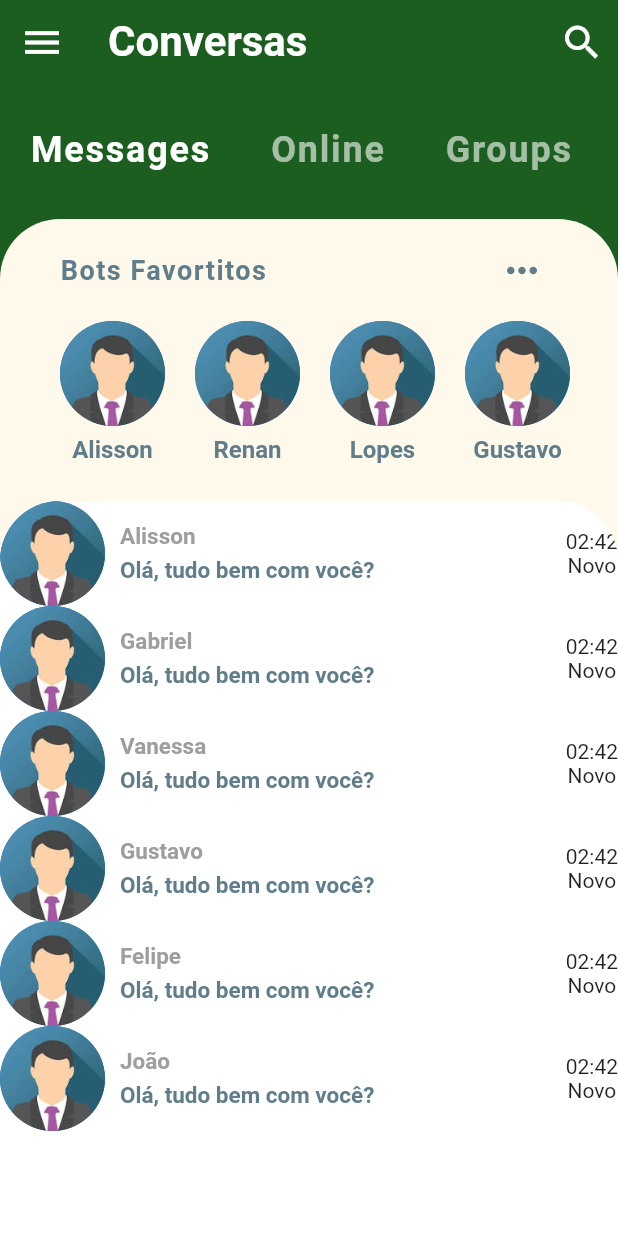
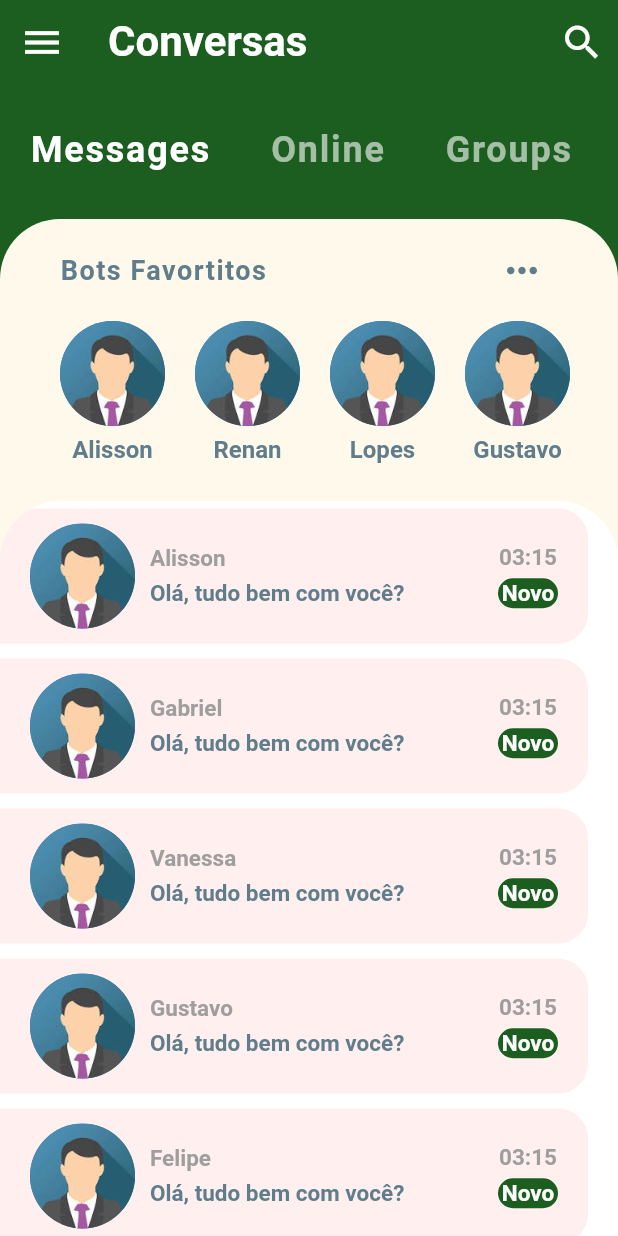
Before and after one commit to exceptionai/mobo, a Flutter app: the screen it shows after launch, on a phone screen of 412 x 824 dp. Run offline on Flutter 3.47's test engine with Material 2 defaults, Android fonts, the phone set to English and light mode, and no system bars.

Commit message:
Finalizando o layout da homePage

```diff
--- a/lib/main.dart
+++ b/lib/main.dart
@@ -8,7 +8,7 @@ class MyApp extends StatelessWidget {
   @override
   Widget build(BuildContext context) {
     return MaterialApp(
-      title: 'MOBO Chat',
+      title: 'MOBO',
       debugShowCheckedModeBanner: false,
       theme: ThemeData(
         primaryColor: Colors.green[900],
--- a/lib/widgets/recents_chats.dart
+++ b/lib/widgets/recents_chats.dart
@@ -8,7 +8,7 @@ class RecentsChats extends StatefulWidget {
 class _RecentsChatsState extends State<RecentsChats> {
   final List<String> chats = ['Alisson', 'Gabriel', 'Vanessa', 'Gustavo', 'Felipe', 'João'];
   String images = 'assets/images/avatar.jpg';
-
+  bool unread = true;
   @override
   Widget build(BuildContext context) {
     return Expanded(
@@ -29,7 +29,17 @@ class _RecentsChatsState extends State<RecentsChats> {
             itemCount: chats.length,
             itemBuilder: (BuildContext context, int index) {
               final chat = chats[index];
-              return Row(
+              return Container(
+                margin: EdgeInsets.only(top: 5.0, bottom: 5.0, right: 20.0),
+                padding: EdgeInsets.symmetric(horizontal: 20.0, vertical: 10.0),
+                decoration: BoxDecoration(
+                  color: Color(0xFFFFEFEE),
+                  borderRadius: BorderRadius.only(
+                    topRight: Radius.circular(20.0),
+                    bottomRight: Radius.circular(20.0)
+                  ),
+                ),
+                child: Row(
                   mainAxisAlignment: MainAxisAlignment.spaceBetween,
                   children: <Widget>[
                     Row(
@@ -69,11 +79,37 @@ class _RecentsChatsState extends State<RecentsChats> {
                     ),
                     Column(
                       children: <Widget>[
-                      Text('02:42'),
-                      Text('Novo'),
+                        Text(
+                          '03:15', // Quero dormir .zZ .zZ
+                          style: TextStyle(
+                            color: Colors.grey,
+                            fontSize: 15.0,
+                            fontWeight: FontWeight.bold,
+                          ),
+                        ),
+                        SizedBox(height: 5.0,),
+                        unread ? Container(
+                          width: 40.0,
+                          height: 20.0,
+                          decoration: BoxDecoration(
+                            color: Theme.of(context).primaryColor,
+                            borderRadius: BorderRadius.circular(30.0),
+                          ),
+                          alignment: Alignment.center,
+                          child: Text(
+                            'Novo',
+                            style: TextStyle(
+                            color: Colors.white,
+                            fontSize: 15.0,
+                            fontWeight: FontWeight.bold,
+                          ),
+                          ),
+                        )
+                        : Text(''),
                       ],
                     )
                   ],
+                ),
               );
             }
           ),
```
Lines whose indentation alone changed are shown as unchanged.
